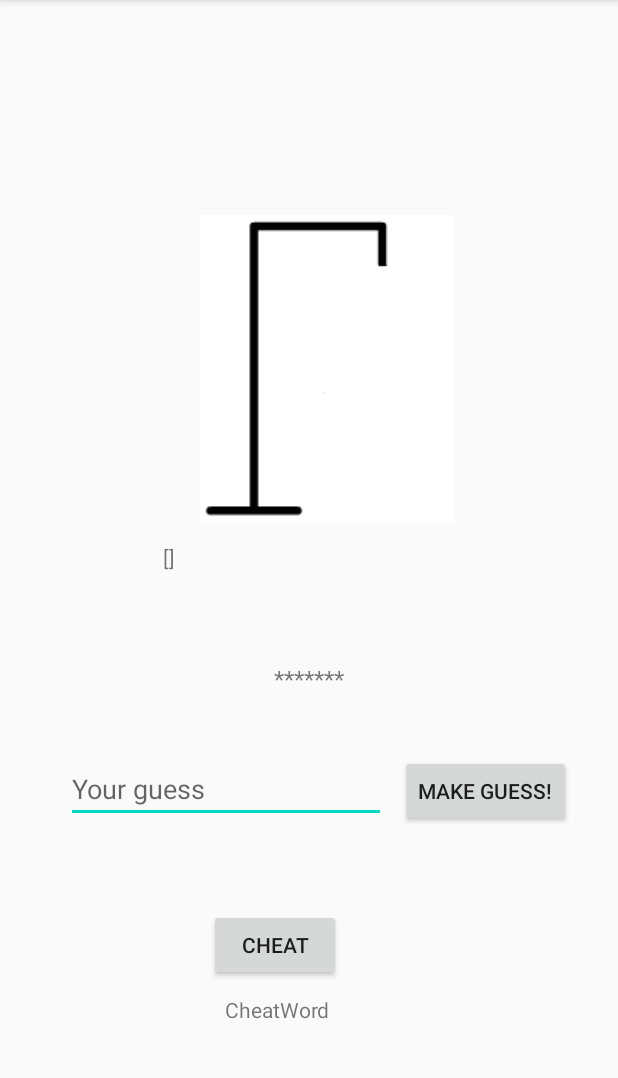
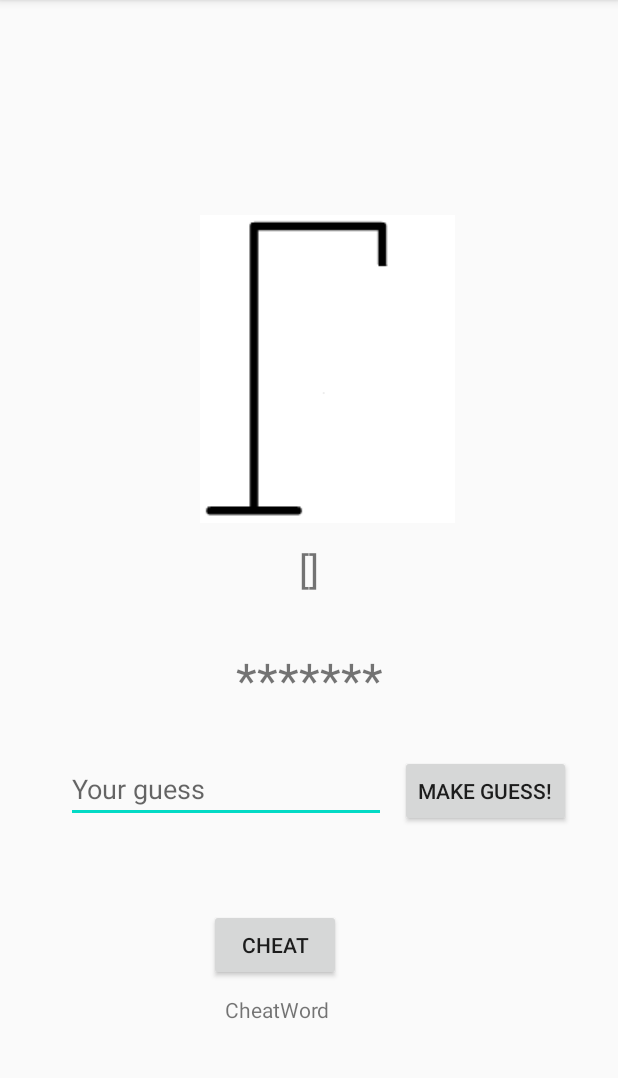
Before and after one commit to PeterRevsbech/Hangman, an Android app: the PlayAkt screen opened directly, with no data from a screen before it, on a phone screen of 412 x 824 dp, the part 84-1162 px from its top. Run offline under Robolectric (Android 15) with nearby library versions, the phone set to English and light mode, and no system bars; network calls fail.

Commit message:
Forstørret noget tekst i play-aktiviteten

```diff
--- a/app/src/main/res/layout/play_akt.xml
+++ b/app/src/main/res/layout/play_akt.xml
@@ -40,13 +40,13 @@
 
     <TextView
         android:id="@+id/play_WordView"
-        android:layout_width="165dp"
-        android:layout_height="36dp"
+        android:layout_width="wrap_content"
+        android:layout_height="wrap_content"
         android:layout_marginTop="25dp"
         android:layout_marginBottom="29dp"
         android:gravity="center"
         android:text="theSecretWord"
-        android:textSize="16dp"
+        android:textSize="32sp"
         app:layout_constraintBottom_toTopOf="@+id/play_guessButton"
         app:layout_constraintEnd_toEndOf="parent"
         app:layout_constraintStart_toStartOf="parent"
@@ -69,9 +69,10 @@
 
     <TextView
         android:id="@+id/play_guessesText"
-        android:layout_width="195dp"
+        android:layout_width="wrap_content"
         android:layout_height="44dp"
         android:text="[a,b,c]"
+        android:textSize="25sp"
         app:layout_constraintBottom_toBottomOf="parent"
         app:layout_constraintEnd_toEndOf="parent"
         app:layout_constraintStart_toStartOf="parent"
```
